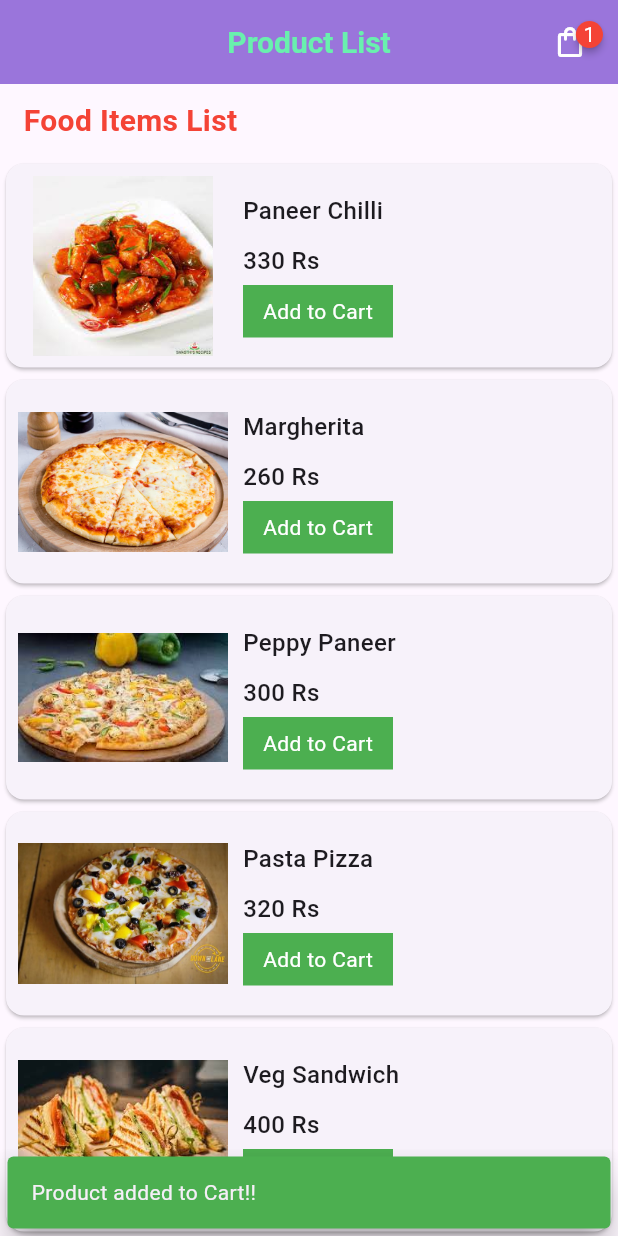
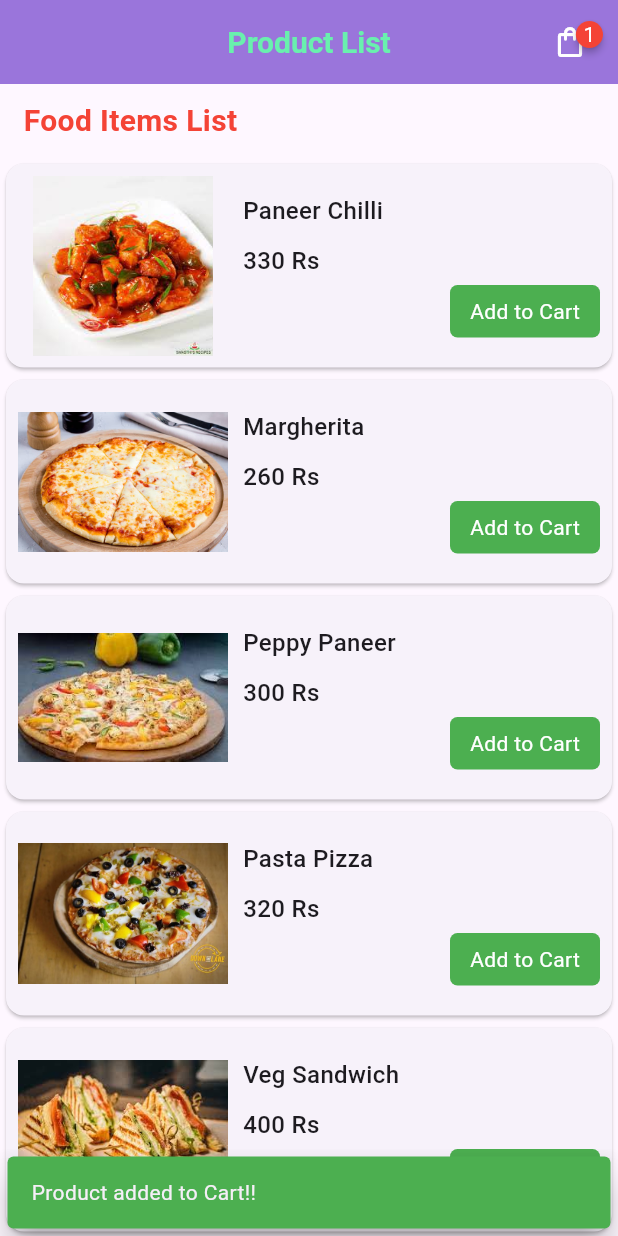
Before and after one commit to LAKSH3002/Food_Company_App, a Flutter app: the screen it shows after launch, scrolled down 576 dp, after a tap on "Add to Cart", on a phone screen of 412 x 824 dp. Run offline on Flutter 3.47's test engine with Material 3 defaults, Android fonts, the light colour scheme and no system bars; drawn by our look-alikes of badges; our stand-ins replace animated_splash_screen, email_validator, firebase_auth, firebase_core, pinput, shared_preferences and 1 more; missing offline and left inert: dialog_flowtter; accounts and stored records are empty; project files that could hold a hidden picture were left out.

Commit message:
Project being continued

```diff
--- a/royal_plate/lib/cart_functionaltiy/Menu_screen.dart
+++ b/royal_plate/lib/cart_functionaltiy/Menu_screen.dart
@@ -15,7 +15,7 @@ class Menu_Screen extends StatefulWidget {
 
 class _Menu_ScreenState extends State<Menu_Screen> {
   DBHelper? dbHelper = DBHelper();
-  List<String> productname = [
+  List<String> productName = [
     'Idli Chilly',
     'Veggies Fry',
     'Paneer Crispy',
@@ -28,7 +28,19 @@ class _Menu_ScreenState extends State<Menu_Screen> {
     'Subway Special',
     'fried Rice',
   ];
-  List<int> productprice = [280, 260, 300, 320, 330, 260, 300, 320, 400, 420, 380];
+  List<int> productPrice = [
+    280,
+    260,
+    300,
+    320,
+    330,
+    260,
+    300,
+    320,
+    400,
+    420,
+    380
+  ];
   List<String> food_image = [
     'images/idly_chilli.jpeg',
     'images/Veggies_fry.jpeg',
@@ -103,7 +115,7 @@ class _Menu_ScreenState extends State<Menu_Screen> {
           ),
           Expanded(
               child: ListView.builder(
-                  itemCount: productname.length,
+                  itemCount: productName.length,
                   itemBuilder: (context, index) {
                     return Card(
                       child: Padding(
@@ -123,11 +135,13 @@ class _Menu_ScreenState extends State<Menu_Screen> {
                                   width: 140,
                                 ),
                                 SizedBox(width: 10),
-                                Column(
+                                Expanded(
+                                  child: Column(
+                                    mainAxisAlignment: MainAxisAlignment.start,
                                     crossAxisAlignment: CrossAxisAlignment.start,
                                     children: [
                                       Text(
-                                      productname[index].toString(),
+                                        productName[index].toString(),
                                         style: TextStyle(
                                             fontSize: 16,
                                             fontWeight: FontWeight.w500),
@@ -136,7 +150,7 @@ class _Menu_ScreenState extends State<Menu_Screen> {
                                         height: 10,
                                       ),
                                       Text(
-                                      productprice[index].toString() + " Rs ",
+                                        productPrice[index].toString() + " Rs ",
                                         style: TextStyle(
                                             fontSize: 16,
                                             fontWeight: FontWeight.w500),
@@ -145,26 +159,22 @@ class _Menu_ScreenState extends State<Menu_Screen> {
                                         height: 5,
                                       ),
                                       Align(
-                                      alignment: Alignment.centerLeft,
+                                        alignment: Alignment.centerRight,
                                         child: InkWell(
                                           onTap: () {
                                             dbHelper!
-                                              .insert(Cart(
+                                                .insert(
+                                              Cart(
                                                 id: index,
                                                 productId: index.toString(),
-                                                  productname: productname[index]
-                                                      .toString(),
-                                                  initialprice:
-                                                      productprice[index],
-                                                  productprice:
-                                                      productprice[index],
+                                                productName: productName[index].toString(),
+                                                initialprice: productPrice[index],
+                                                productPrice: productPrice[index],
                                                 quantity: 1,
-                                                  image: food_image[index]
-                                                      .toString()))
+                                                image: food_image[index].toString()))
                                                 .then((value) {
-                                            print('Product is added to cart');
-                                            cart.addTotalPrice(double.parse(
-                                                productprice[index].toString()));
+                                              print('Product is added to cart ${productName[index]}');
+                                              cart.addTotalPrice(double.parse(productPrice[index].toString()));
                                               cart.addCounter();
                                             }).onError((error, stackTrace) {
                                               print(error.toString());
@@ -181,17 +191,18 @@ class _Menu_ScreenState extends State<Menu_Screen> {
                                                 .showSnackBar(snackdemo);
 
                                             print(index);
-                                          print(index.toString());
-                                          print(productname[index].toString());
-                                          print(productprice[index].toString());
-                                          print(productprice[index]);
+                                            // print(index.toString());
+                                            print(productName[index].toString());
+                                            print(productPrice[index].toString());
+                                            // print(productprice[index]);
                                             print(food_image[index].toString());
                                           },
                                           child: Container(
                                             height: 35,
                                             width: 100,
                                             decoration: BoxDecoration(
-                                              color: Colors.green),
+                                                color: Colors.green,
+                                                borderRadius: BorderRadius.circular(5)),
                                             child: Center(
                                               child: Text(
                                                 'Add to Cart',
@@ -203,6 +214,7 @@ class _Menu_ScreenState extends State<Menu_Screen> {
                                         ),
                                       )
                                     ],
+                                  ),
                                 )
                               ],
                             )
--- a/royal_plate/lib/cart_functionaltiy/cart_model.dart
+++ b/royal_plate/lib/cart_functionaltiy/cart_model.dart
@@ -1,38 +1,38 @@
 class Cart {
   late final int? id;
   final String? productId;
-  final String? productname;
+  final String? productName;
   final int? initialprice;
-  final int? productprice;
+  final int? productPrice;
   final int? quantity;
   final String? image;
 
   Cart({
     required this.id,
     required this.productId,
-    required this.productname,
+    required this.productName,
     required this.initialprice,
-    required this.productprice,
+    required this.productPrice,
     required this.quantity,
     required this.image,
   });
 
-  Cart.fromMap(Map<Object, dynamic> res)
+  Cart.fromMap(Map<dynamic, dynamic> res)
       : id = res['id'],
-        productId = res['productId'],
-        productname = res['productname'],
-        initialprice = res['initialprice'],
-        productprice = res['productprice'],
-        quantity = res['quantity'],
-        image = res['image'];
+        productId = res['productId'] ?? '',
+        productName = res['productName'] ?? '',
+        productPrice = res['productPrice'] ?? 0,
+        initialprice = res['initialprice'] ?? 0,
+        quantity = res['quantity'] ?? 1,
+        image = res['image'] ?? '';
 
   Map<String, Object?> toMap() {
     return {
       'id': id,
       'productId': productId,
-      'productname': productname,
+      'productname': productName,
+      'productprice': productPrice,
       'initialprice': initialprice,
-      'productprice': productprice,
       'quantity': quantity,
       'image': image,
     };
--- a/royal_plate/lib/cart_functionaltiy/cart_provider.dart
+++ b/royal_plate/lib/cart_functionaltiy/cart_provider.dart
@@ -8,7 +8,7 @@ class CartProvider with ChangeNotifier {
   int _counter = 0;
   int get counter => _counter;
 
-  double _totalPrice = 0.0;
+  double _totalPrice = 0;
   double get totalPrice => _totalPrice;
 
   late Future<List<Cart>> _cart;
@@ -39,7 +39,7 @@ class CartProvider with ChangeNotifier {
     notifyListeners();
   }
 
-  void _removeCounter() {
+  void removeCounter() {
     _counter--;
     _setPrefItems();
     notifyListeners();
```
Also changed, not shown: royal_plate/lib/cart_functionaltiy/cart_screen.dart (+103 -29 lines), royal_plate/lib/cart_functionaltiy/db_helper.dart (+12 -8 lines). Lines whose indentation alone changed are shown as unchanged.
